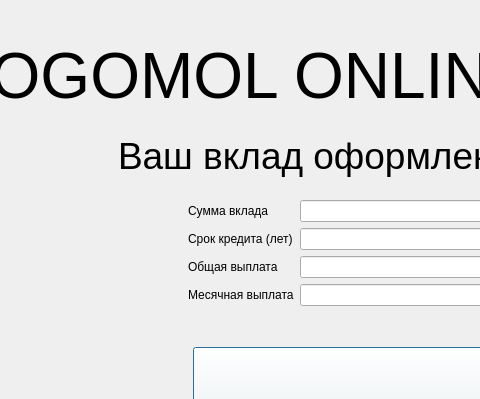
MKN3O/num15yndx, file ThanksDepositPage.ui: the form before one commit; both pictures show x 142 to 622 and y 0 to 399 of the 1134 by 871 pixel window.
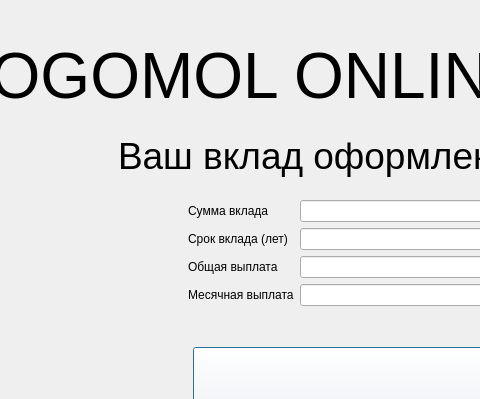
The form after the commit.

What changed in the file:
```diff
--- a/ThanksDepositPage.ui
+++ b/ThanksDepositPage.ui
@@ -72,7 +72,7 @@
     <item row="2" column="0">
      <widget class="QLabel" name="label_4">
       <property name="text">
-       <string>Срок кредита (лет)</string>
+       <string>Срок вклада (лет)</string>
       </property>
      </widget>
     </item>
```
Left out of the diff: 6 changed lines with no effect on the pictures.
